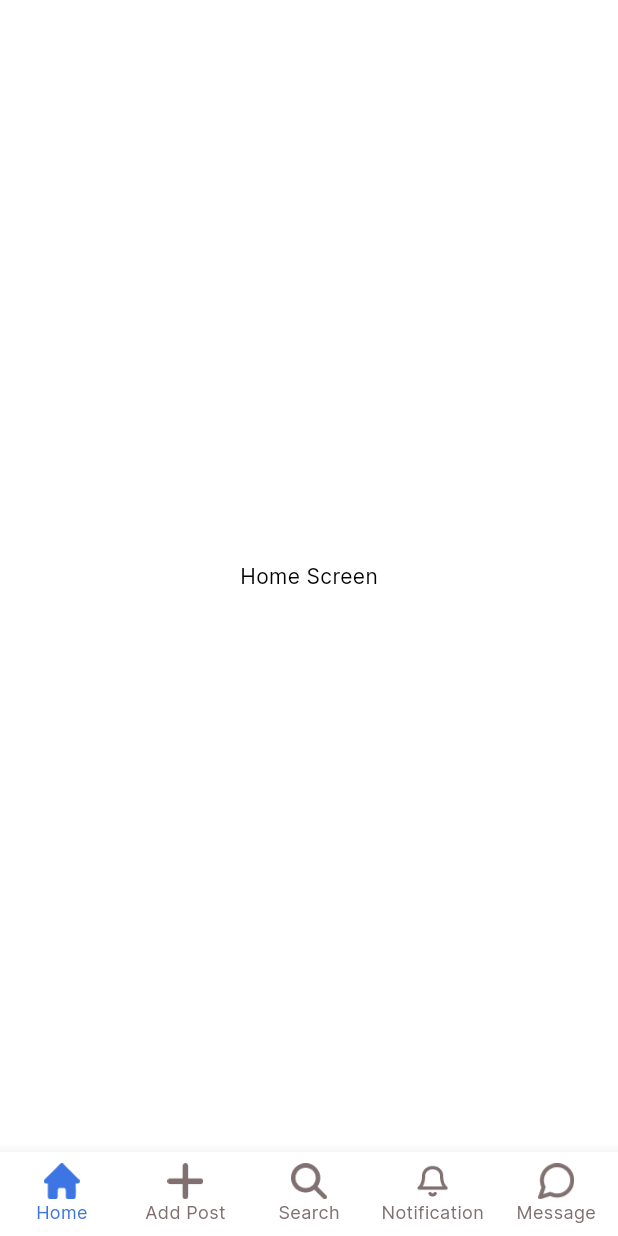
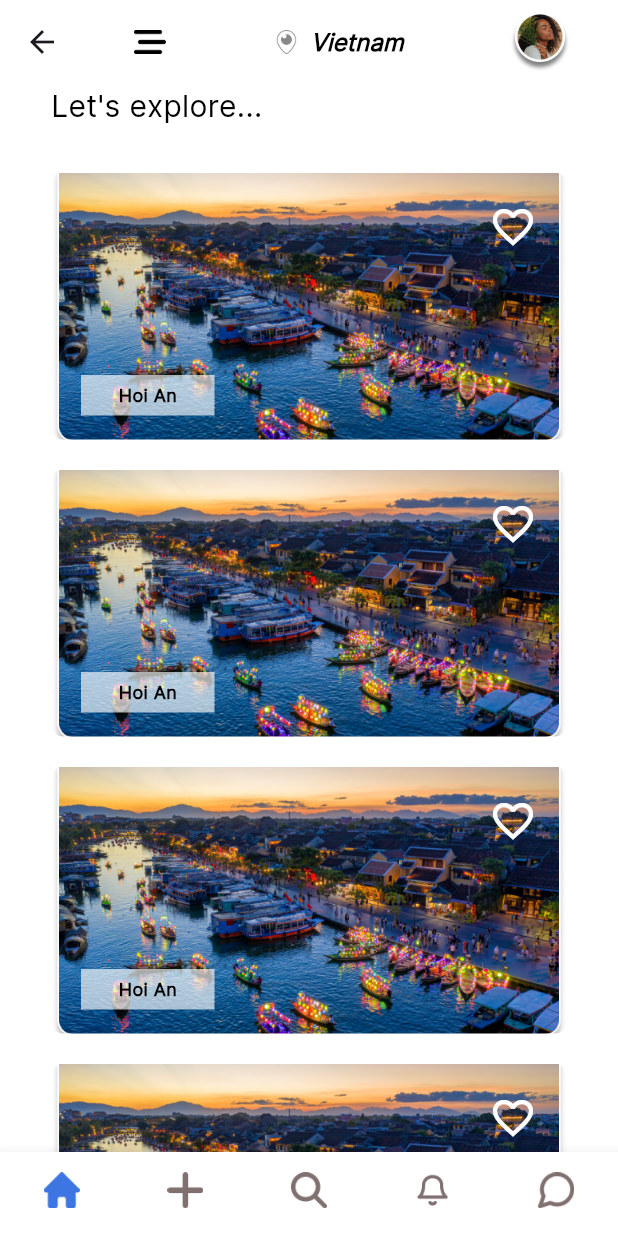
Before and after one commit to ChoSuWai/Travel-app, a Flutter app: the MainPage screen opened directly, on a phone screen of 412 x 824 dp. Run offline on Flutter 3.47's test engine with Material 3 defaults, Android fonts, the phone set to English and light mode, and no system bars.

Commit message:
HomePage POC Added

```diff
--- /dev/null
+++ b/lib/list_items/travel_place_list_item_view.dart
@@ -0,0 +1,70 @@
+import 'package:flutter/material.dart';
+import 'package:travel_app/utils/colors.dart';
+import 'package:travel_app/utils/dimens.dart';
+
+import '../utils/images.dart';
+
+class TravelPlaceListItemView extends StatelessWidget {
+  const TravelPlaceListItemView({super.key});
+
+  @override
+  Widget build(BuildContext context) {
+    return Container(
+      decoration: BoxDecoration(
+        borderRadius: BorderRadius.circular(kMarginMedium),
+      ),
+      child: Stack(
+        children: [
+          /// Travel Place Background
+          ClipRRect(
+            borderRadius: BorderRadius.circular(kMarginMedium),
+            child: Image.asset(
+              kItemViewBackgroundImage,
+              fit: BoxFit.cover,
+              height: kTravelPlaceListItemHeight,
+              width: double.infinity,
+            ),
+          ),
+
+          /// Gradient and Name
+          Align(
+            alignment: Alignment.bottomLeft,
+            child: Container(
+              width: kTravelPlaceNameGradientWidth,
+              height: kTravelPlaceNameGradientHeight,
+              margin: const EdgeInsets.only(left: kMarginMedium3, bottom: kMarginMedium2),
+              decoration: const BoxDecoration(
+                  gradient: LinearGradient(colors: [
+                    kTravelPlaceGradientColor,
+                    kTravelPlaceGradientColor
+                  ])),
+              child: const Align(
+                alignment: Alignment.center,
+                child: Text(
+                  "Hoi An",
+                  style: TextStyle(
+                    color: Colors.black,
+                    fontWeight: FontWeight.w700,
+                    fontSize: kTextSmall,
+                  ),
+                ),
+              ),
+            ),
+          ),
+
+          /// Favorite Icon
+          Container(
+            margin: const EdgeInsets.only(top: kMarginMedium3, right: kMarginMedium3),
+            child: const Align(
+              alignment: Alignment.topRight,
+              child: Icon(Icons.favorite_outline,
+              color: Colors.white,
+                size: 32,
+              ),
+            ),
+          ),
+        ],
+      ),
+    );
+  }
+}
--- a/lib/main.dart
+++ b/lib/main.dart
@@ -1,5 +1,6 @@
 import 'package:flutter/material.dart';
 import 'package:travel_app/pages/main_page.dart';
+import 'package:travel_app/pages/travel_place_details_page.dart';
 import 'package:travel_app/utils/fonts.dart';
 
 void main() {
@@ -15,7 +16,7 @@ class TravelApp extends StatelessWidget {
       theme: ThemeData(
         fontFamily: kInterRegular,
       ),
-      home: const MainPage(),
+      home: const TravelPlaceDetailsPage(),
     );
   }
 }
--- a/lib/pages/home_page.dart
+++ b/lib/pages/home_page.dart
@@ -1,19 +1,125 @@
 import 'package:flutter/material.dart';
+import 'package:travel_app/list_items/travel_place_list_item_view.dart';
+import 'package:travel_app/pages/travel_place_details_page.dart';
 import 'package:travel_app/utils/colors.dart';
+import 'package:travel_app/utils/images.dart';
+
+import '../utils/dimens.dart';
 
 class HomePage extends StatelessWidget {
   const HomePage({super.key});
 
   @override
   Widget build(BuildContext context) {
-    return const Scaffold(
+    return Scaffold(
       backgroundColor: kBackgroundColor,
-      body: Center(
-        child: Text(
-          "Home Screen",
-          style: TextStyle(color: Colors.black),
+
+      /// App Bar
+      appBar: AppBar(
+        centerTitle: false,
+        backgroundColor: kBackgroundColor,
+        title: Padding(
+          padding: const EdgeInsets.symmetric(horizontal: kMarginMedium2),
+          child: Row(
+            mainAxisAlignment: MainAxisAlignment.spaceBetween,
+            children: [
+
+              /// Navigation Bar Icon
+              Image.asset(
+                kNavigationIcon,
+                width: kMarginLarge,
+                height: kMarginMedium2,
+              ),
+
+              /// Location Icon and Text
+              Row(
+                children: [
+                  Image.asset(
+                    kLocationIcon,
+                    width: kMarginMedium2,
+                    height: kMarginMedium2,
+                  ),
+                  const SizedBox(
+                    width: kMarginMedium,
+                  ),
+                  const Text(
+                    "Vietnam",
+                    style: TextStyle(
+                        color: Colors.black,
+                        fontStyle: FontStyle.italic,
+                        fontWeight: FontWeight.w700,
+                        fontSize: kTextRegular2x),
+                  ),
+                ],
+              ),
+
+              /// Profile Icon
+              Image.asset(
+                kSmallProfileImage,
+                width: kSmallProfileImageSize,
+                height: kSmallProfileImageSize,
+              ),
+            ],
+          ),
         ),
       ),
+
+      body: const Padding(
+          padding: EdgeInsets.symmetric(horizontal: kMarginMedium2),
+          child: HomeScreenBodyView()),
     );
   }
 }
+
+class HomeScreenBodyView extends StatelessWidget {
+  const HomeScreenBodyView({super.key});
+
+  @override
+  Widget build(BuildContext context) {
+    return CustomScrollView(
+      slivers: [
+        const SliverToBoxAdapter(
+          child: Padding(
+            padding:
+            EdgeInsets.symmetric(horizontal: kHomeScreenAppBarRightMargin),
+            child: Text(
+              "Let's explore...",
+              style: TextStyle(
+                color: Colors.black,
+                fontSize: kTextRegular3x,
+              ),
+            ),
+          ),
+        ),
+
+        /// Spacer
+        const SliverToBoxAdapter(
+          child: SizedBox(
+            height: kMargin30,
+          ),
+        ),
+
+        /// Travel List Grid View
+        SliverPadding(
+          padding: const EdgeInsets.symmetric(
+              horizontal: kHomeScreenAppBarRightMargin),
+          sliver: SliverGrid(
+              delegate: SliverChildBuilderDelegate((context, index) {
+                return GestureDetector(
+                    onTap: () {
+                      Navigator.push(context, MaterialPageRoute(
+                          builder: (context) => const TravelPlaceDetailsPage())
+                          );
+                    },
+                    child: const TravelPlaceListItemView());
+              }, childCount: 10),
+              gridDelegate: const SliverGridDelegateWithFixedCrossAxisCount(
+                crossAxisCount: 1,
+                mainAxisSpacing: kMarginMedium3,
+                mainAxisExtent: kTravelPlaceListItemHeight,
+              )),
+        )
+      ],
+    );
+  }
+}
--- a/lib/pages/main_page.dart
+++ b/lib/pages/main_page.dart
@@ -36,7 +36,8 @@ class _MainPageState extends State<MainPage> {
         unselectedItemColor: kBottomNavigationUnSelectedColor,
         selectedFontSize: kTextSmall,
         unselectedFontSize: kTextSmall,
-        showSelectedLabels: true,
+        showSelectedLabels: false,
+        showUnselectedLabels: false,
         backgroundColor: kBackgroundColor,
         type: BottomNavigationBarType.fixed,
         onTap: (selectedIndex) {
@@ -52,7 +53,7 @@ class _MainPageState extends State<MainPage> {
 
   List<BottomNavigationBarItem> _getBottomNavigationBarItems() {
     return [
-      /// Home
+      /// Home Screen
       BottomNavigationBarItem(
         icon: Image.asset(
           kHomeIcon,
@@ -65,9 +66,10 @@ class _MainPageState extends State<MainPage> {
           height: kMarginLarge,
           color: kPrimaryColor,
         ),
-          label: kHomeLabel),
+        label: kHomeLabel,
+      ),
 
-      /// Add Post
+      /// Add Post Screen
       BottomNavigationBarItem(
           icon: Image.asset(
             kAddPostIcon,
@@ -82,7 +84,7 @@ class _MainPageState extends State<MainPage> {
           ),
           label: kAddPostLabel),
 
-      /// Search
+      /// Search Screen
       BottomNavigationBarItem(
           icon: Image.asset(
             kSearchIcon,
@@ -97,7 +99,7 @@ class _MainPageState extends State<MainPage> {
           ),
           label: kSearchLabel),
 
-      /// Notification
+      /// Notification Screen
       BottomNavigationBarItem(
           icon: Image.asset(
             kNotificationIcon,
@@ -112,7 +114,7 @@ class _MainPageState extends State<MainPage> {
           ),
           label: kNotificationLabel),
 
-      /// Message
+      /// Message Screen
       BottomNavigationBarItem(
           icon: Image.asset(
             kMessageIcon,
--- /dev/null
+++ b/lib/pages/travel_place_details_page.dart
@@ -0,0 +1,18 @@
+import 'package:flutter/material.dart';
+import 'package:travel_app/utils/colors.dart';
+
+class TravelPlaceDetailsPage extends StatelessWidget {
+  const TravelPlaceDetailsPage({super.key});
+
+  @override
+  Widget build(BuildContext context) {
+    return const Scaffold(
+      backgroundColor: kBackgroundColor,
+      body: SafeArea(child: Stack(
+        children: [
+
+        ],
+      )),
+    );
+  }
+}
--- a/lib/utils/colors.dart
+++ b/lib/utils/colors.dart
@@ -3,3 +3,5 @@ import 'package:flutter/material.dart';
 const Color kBackgroundColor = Color(0xFFFFFFFF);
 const Color kPrimaryColor = Color(0xFF3D75E2);
 const Color kBottomNavigationUnSelectedColor = Color(0xFF817070);
+
+const Color kTravelPlaceGradientColor = Color.fromRGBO(255, 255, 255, 0.65);
--- a/lib/utils/dimens.dart
+++ b/lib/utils/dimens.dart
@@ -20,3 +20,9 @@ const double kTextRegular2x = 16;
 const double kTextRegular3x = 20;
 
 /// App Specific
+const double kSmallProfileImageSize = 40;
+const double kHomeScreenAppBarRightMargin = 18;
+
+const double kTravelPlaceListItemHeight = 178;
+const double kTravelPlaceNameGradientWidth = 89;
+const double kTravelPlaceNameGradientHeight = 27;
--- a/lib/utils/images.dart
+++ b/lib/utils/images.dart
@@ -1,9 +1,11 @@
 const kAddPostIcon = "assets/images/AddPost.png";
 const kNotificationIcon = "assets/images/bell.png";
 const kUnselectedFavoriteIcon = "assets/images/Favorite.png";
-const kLocationIcon = "assets/images/Frame.png";
+const kLocationIcon = "assets/images/location.png";
 const kHomeIcon = "assets/images/HomeIcon.png";
 const kMessageIcon = "assets/images/Message.png";
 const kSelectedFavoriteIcon = "assets/images/Red_Favorite.png";
 const kSearchIcon = "assets/images/Search.png";
 const kNavigationIcon = "assets/images/Vector.png";
+const kSmallProfileImage = "assets/images/Profile.png";
+const kItemViewBackgroundImage = "assets/images/BgImg_HoiAn.png";
```
Also changed, not shown: assets/images/BgImg_HoiAn.png (added), assets/images/Profile.png (added), assets/images/location.png (added), 1 other file. Lines whose indentation alone changed are shown as unchanged.
